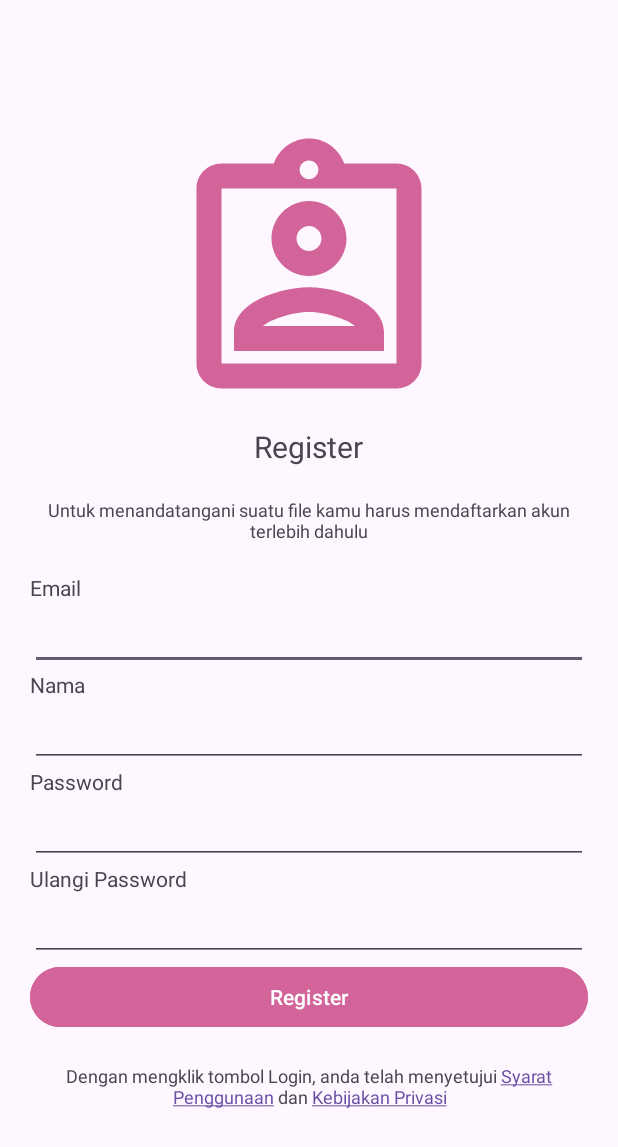
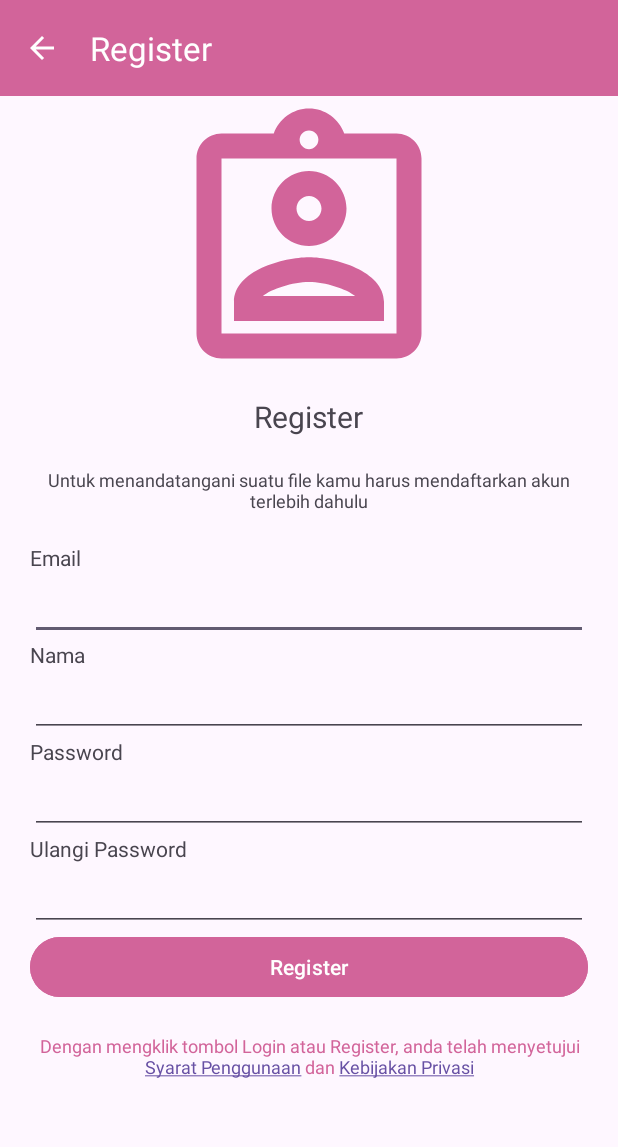
Before and after one commit to kickymaulana/tanda_tangan_digital_android, an Android app: the Register screen opened directly, with no data from a screen before it, on a phone screen of 412 x 824 dp. Shown: the top 1147 px of the screen. Run offline under Robolectric (Android 15) with nearby library versions, the phone set to English and light mode, and no system bars; libraries missing offline, so code that uses them is left out: com.androidnetworking, com.androidnetworking.common, com.androidnetworking.error, com.androidnetworking.interfaces; plain views replace SpinKitView.

Commit message:
perbaikan link kebijakan privasi

```diff
--- a/app/build.gradle.kts
+++ b/app/build.gradle.kts
@@ -10,8 +10,8 @@ android {
         applicationId = "com.kickymaulana.tandatangandigital"
         minSdk = 24
         targetSdk = 34
-        versionCode = 1
-        versionName = "1.0"
+        versionCode = 3
+        versionName = "1.3"
 
         testInstrumentationRunner = "androidx.test.runner.AndroidJUnitRunner"
     }
--- a/app/src/main/java/com/kickymaulana/tandatangandigital/Register.java
+++ b/app/src/main/java/com/kickymaulana/tandatangandigital/Register.java
@@ -3,7 +3,9 @@ package com.kickymaulana.tandatangandigital;
 import android.content.DialogInterface;
 import android.content.Intent;
 import android.os.Bundle;
+import android.text.method.LinkMovementMethod;
 import android.util.Log;
+import android.view.MenuItem;
 import android.view.View;
 import android.widget.RelativeLayout;
 
@@ -12,6 +14,7 @@ import androidx.appcompat.app.AlertDialog;
 import androidx.appcompat.app.AppCompatActivity;
 import androidx.appcompat.app.AppCompatDelegate;
 import androidx.appcompat.widget.AppCompatEditText;
+import androidx.appcompat.widget.AppCompatTextView;
 import androidx.core.graphics.Insets;
 import androidx.core.view.ViewCompat;
 import androidx.core.view.WindowInsetsCompat;
@@ -20,6 +23,7 @@ import com.androidnetworking.AndroidNetworking;
 import com.androidnetworking.common.Priority;
 import com.androidnetworking.error.ANError;
 import com.androidnetworking.interfaces.JSONObjectRequestListener;
+import com.google.android.material.appbar.MaterialToolbar;
 import com.google.android.material.button.MaterialButton;
 import com.kickymaulana.tandatangandigital.sessionmanager.SessionManager;
 
@@ -37,6 +41,7 @@ public class Register extends AppCompatActivity {
     MaterialButton register;
     RelativeLayout loading;
     SessionManager sessionManager;
+    AppCompatTextView teks_kebijakan;
 
     @Override
     protected void onCreate(Bundle savedInstanceState) {
@@ -48,6 +53,12 @@ public class Register extends AppCompatActivity {
             v.setPadding(systemBars.left, systemBars.top, systemBars.right, systemBars.bottom);
             return insets;
         });
+
+        MaterialToolbar toolbar = (MaterialToolbar) findViewById(R.id.toolbar);
+        setSupportActionBar(toolbar);
+        getSupportActionBar().setDisplayShowHomeEnabled(true);
+        getSupportActionBar().setDisplayHomeAsUpEnabled(true);
+        setTitle("Register");
 
         AppCompatDelegate.setDefaultNightMode(AppCompatDelegate.MODE_NIGHT_NO);
 
@@ -116,5 +127,14 @@ public class Register extends AppCompatActivity {
                         });
             }
         });
+        teks_kebijakan = (AppCompatTextView) findViewById(R.id.teks_kebijakan);
+        teks_kebijakan.setMovementMethod(LinkMovementMethod.getInstance());
+    }
+    public boolean onOptionsItemSelected(MenuItem item) {
+        int itemid = item.getItemId();
+        if (itemid == android.R.id.home) {
+            finish();
+        }
+        return super.onOptionsItemSelected(item);
     }
 }
--- a/app/src/main/res/layout/activity_periksa_keaslian_dokumen.xml
+++ b/app/src/main/res/layout/activity_periksa_keaslian_dokumen.xml
@@ -104,6 +104,7 @@
                             android:textStyle="italic"/>
                         <androidx.appcompat.widget.AppCompatEditText
                             android:id="@+id/bilangan_e"
+                            android:inputType="number"
                             android:textSize="14sp"
                             android:layout_width="match_parent"
                             android:layout_height="wrap_content"
@@ -128,6 +129,7 @@
                             android:textSize="14sp"
                             android:layout_width="match_parent"
                             android:layout_height="wrap_content"
+                            android:inputType="number"
                             android:background="@drawable/edit_text_bundar"
                             android:layout_marginBottom="10dp"/>
 
--- a/app/src/main/res/layout/activity_register.xml
+++ b/app/src/main/res/layout/activity_register.xml
@@ -6,7 +6,16 @@
     android:layout_width="match_parent"
     android:layout_height="match_parent">
 
+    <com.google.android.material.appbar.MaterialToolbar
+        android:id="@+id/toolbar"
+        android:layout_width="match_parent"
+        android:layout_height="?attr/actionBarSize"
+        app:navigationIconTint="@color/white"
+        app:titleTextColor="@color/white"
+        android:background="@color/warna_aku"/>
+
     <androidx.appcompat.widget.LinearLayoutCompat
+        android:layout_below="@+id/toolbar"
         android:layout_width="match_parent"
         android:layout_height="wrap_content"
         android:layout_centerInParent="true"
@@ -89,12 +98,14 @@
             android:layout_height="wrap_content"/>
 
         <androidx.appcompat.widget.AppCompatTextView
+            android:id="@+id/teks_kebijakan"
             android:text="@string/teks_kebijakan"
             android:textSize="12dp"
             android:layout_width="wrap_content"
             android:layout_marginTop="20dp"
             android:layout_gravity="center"
             android:gravity="center"
+            android:textColor="@color/warna_aku"
             android:layout_height="wrap_content"/>
 
 
--- a/app/src/main/res/values/strings.xml
+++ b/app/src/main/res/values/strings.xml
@@ -1,4 +1,4 @@
 <resources>
     <string name="app_name">Tanda Tangan Digital</string>
-    <string name="teks_kebijakan">Dengan mengklik tombol Login, anda telah menyetujui <a href="https://tandatangandigital.kickymaulana.com/term-of-use">Syarat Penggunaan</a> dan <a href="https://tandatangandigital.kickymaulana.com/privacy-policy">Kebijakan Privasi</a></string>
+    <string name="teks_kebijakan">Dengan mengklik tombol Login atau Register, anda telah menyetujui <a href="https://tandatangandigital.kickymaulana.com/term-of-use">Syarat Penggunaan</a> dan <a href="https://tandatangandigital.kickymaulana.com/privacy-policy">Kebijakan Privasi</a></string>
 </resources>
```
Also changed, not shown: 1 other file.
